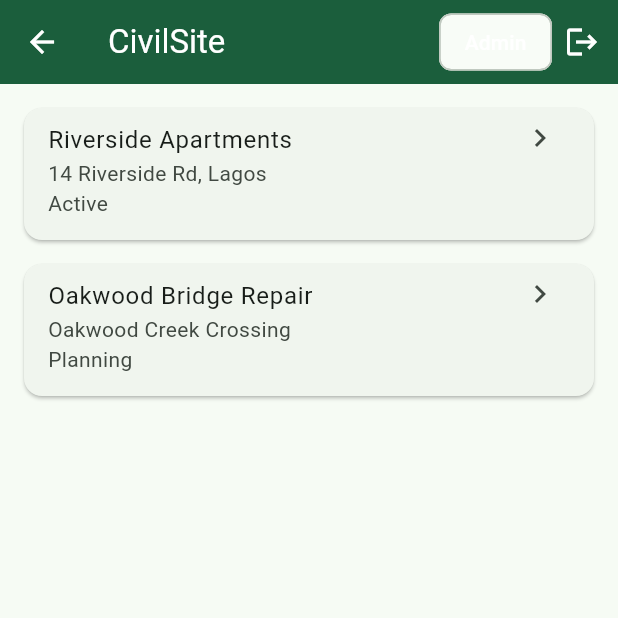
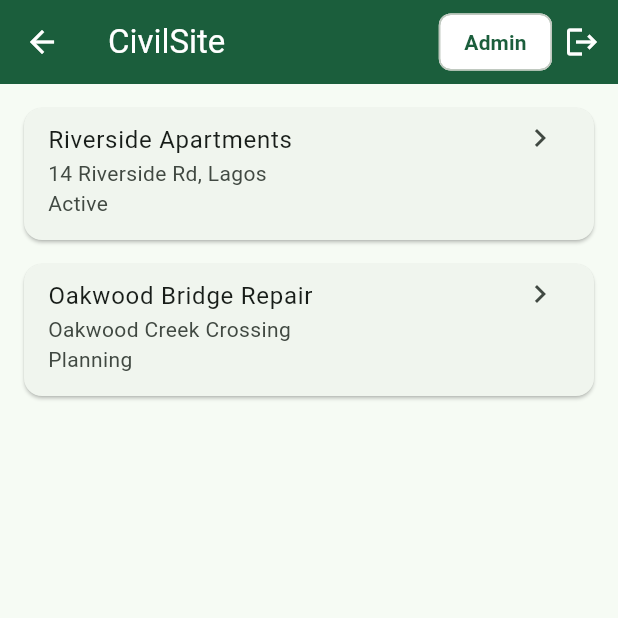
Before and after one commit to Kisito12/project, a Flutter app: the PreviewProjectList screen opened directly, on a phone screen of 412 x 824 dp, the top half of it. Run offline on Flutter 3.47's test engine with Material 3 defaults, Android fonts, the phone set to English and light mode, and no system bars; our stand-ins replace cached_network_image, cloud_firestore, firebase_auth, firebase_core, firebase_storage, image_picker; accounts and stored records are empty.

Commit message:
Fix invisible role badge text in the home app bar
The role chip (Admin / Field Engineer) used white text on a
white24-alpha background, which composites to near-white and hides the
label. Caught visually via the preview harness. Uses a solid white
chip with the app's primary green text color instead.

Co-Authored-By: Claude Sonnet 5 <noreply@anthropic.com>
Claude-Session: https://claude.ai/code/session_01EFXWYrnkSKTHL97zHCVuMb

```diff
--- a/lib/main_preview.dart
+++ b/lib/main_preview.dart
@@ -221,8 +221,8 @@ class PreviewProjectList extends StatelessWidget {
             child: Center(
               child: Chip(
                 label: Text('Admin'),
-                backgroundColor: Colors.white24,
-                labelStyle: TextStyle(color: Colors.white),
+                backgroundColor: Colors.white,
+                labelStyle: TextStyle(color: AppTheme.primary, fontWeight: FontWeight.bold),
               ),
             ),
           ),
```
Also changed, not shown: lib/screens/home_screen.dart (+6 -2 lines).
